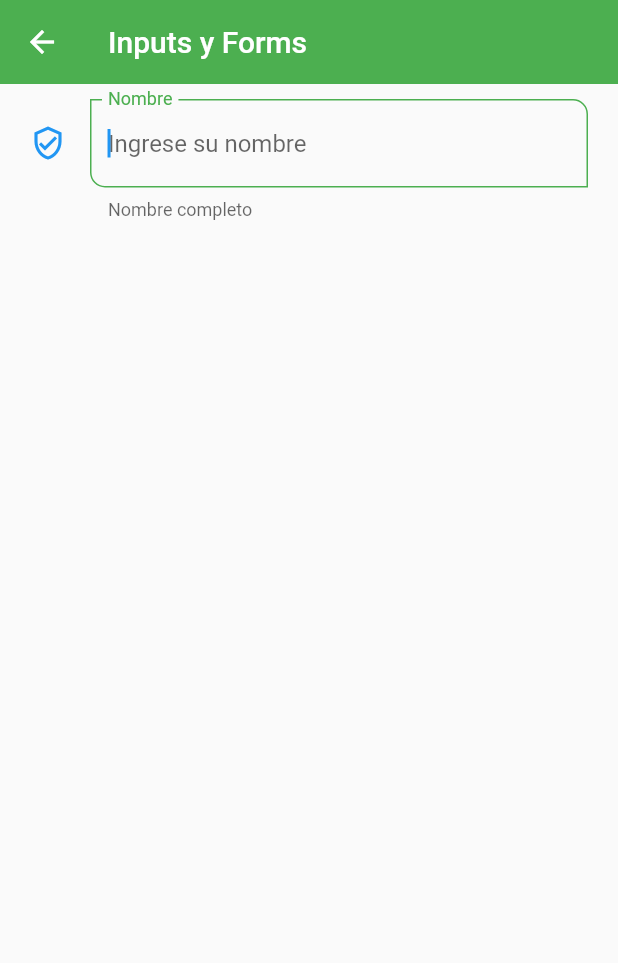
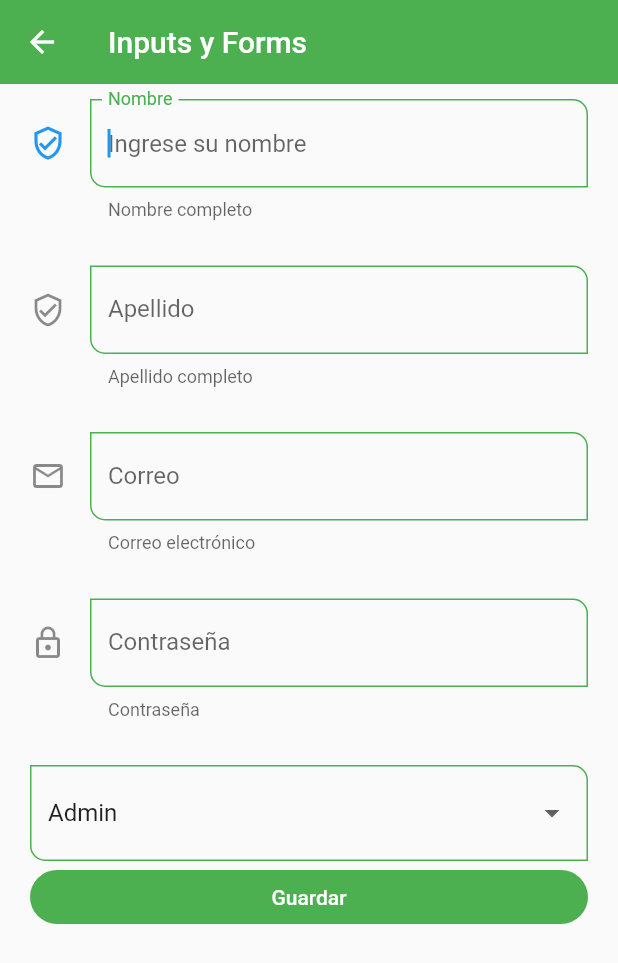
Before and after one commit to andrealopezpalomeque/components_flutter, a Flutter app: the InputsScreen screen opened by its route, on a phone screen of 412 x 824 dp. Shown: the top 963 px of the screen. Run offline on Flutter 3.47's test engine with Material 2 defaults, Android fonts, the phone set to English and light mode, and no system bars.

Commit message:
retreiving data from form

```diff
--- a/lib/screens/inputs_screen.dart
+++ b/lib/screens/inputs_screen.dart
@@ -6,14 +6,27 @@ class InputsScreen extends StatelessWidget {
 
   @override
   Widget build(BuildContext context) {
+    final GlobalKey<FormState> myFormKey = GlobalKey<FormState>();
+
+    final Map<String, String> formValues = {
+      'first_name': 'Andrea',
+      'last_name': 'Lopez',
+      'email': 'andrea@gmail.com',
+      'password': '123456',
+      'role': 'Admin'
+    };
+
     return Scaffold(
       appBar: AppBar(title: const Text('Inputs y Forms')),
-      body: const SingleChildScrollView(
+      body: SingleChildScrollView(
           child: Padding(
-              padding: EdgeInsets.symmetric(
+              padding: const EdgeInsets.symmetric(
                 horizontal: 20,
                 vertical: 10,
               ),
+              /* -------------------------------------------------FORMULARIO------------------------------------------------------------ */
+              child: Form(
+                  key: myFormKey,
                   child: Column(
                     children: [
                       CustomInputField(
@@ -21,9 +34,74 @@ class InputsScreen extends StatelessWidget {
                         labelText: 'Nombre',
                         helperText: 'Nombre completo',
                         icon: Icons.verified_user_outlined,
+                        formProperty: 'first_name',
+                        formValues: formValues,
                       ),
+                      const SizedBox(height: 30),
+                      CustomInputField(
+                        hintText: 'Apellido del usuario ',
+                        labelText: 'Apellido',
+                        helperText: 'Apellido completo',
+                        icon: Icons.verified_user_outlined,
+                        formProperty: 'last_name',
+                        formValues: formValues,
+                      ),
+                      const SizedBox(height: 30),
+                      CustomInputField(
+                        hintText: 'Ingrese su correo',
+                        labelText: 'Correo',
+                        helperText: 'Correo electrónico',
+                        icon: Icons.email_outlined,
+                        keyboardType: TextInputType.emailAddress,
+                        formProperty: 'email',
+                        formValues: formValues,
+                      ),
+                      const SizedBox(height: 30),
+                      CustomInputField(
+                        hintText: 'Ingrese su contraseña',
+                        labelText: 'Contraseña',
+                        helperText: 'Contraseña',
+                        icon: Icons.lock_outline,
+                        obscureText: true,
+                        formProperty: 'password',
+                        formValues: formValues,
+                      ),
+                      const SizedBox(height: 30),
+                      DropdownButtonFormField<String>(
+                        value: 'Admin',
+                        items: const [
+                          DropdownMenuItem(
+                              value: 'Admin', child: Text('Admin')),
+                          DropdownMenuItem(
+                              value: 'SuperUser', child: Text('SuperUser')),
+                          DropdownMenuItem(
+                              value: 'Developer', child: Text('Developer')),
+                          DropdownMenuItem(
+                              value: 'Jr. Developer',
+                              child: Text('Jr. Developer')),
                         ],
-              ))),
+                        onChanged: (value) {
+                          print('hola');
+                          formValues['role'] = value ?? 'Admin';
+                        },
+                      ),
+                      ElevatedButton(
+                          child: const SizedBox(
+                            width: double.infinity,
+                            child: Center(child: Text('Guardar')),
+                          ),
+                          onPressed: () {
+                            FocusScope.of(context).requestFocus(
+                                FocusNode()); // Ocultar el teclado
+
+                            if (!myFormKey.currentState!.validate()) {
+                              print('Formulario inválido');
+                            }
+
+                            print(formValues);
+                          })
+                    ],
+                  )))),
     );
   }
 }
--- a/lib/widgets/custom_input_field.dart
+++ b/lib/widgets/custom_input_field.dart
@@ -6,6 +6,11 @@ class CustomInputField extends StatelessWidget {
   final String? helperText;
   final IconData? icon;
   final IconData? suffixIcon;
+  final TextInputType? keyboardType;
+  final bool obscureText;
+
+  final String formProperty;
+  final Map<String, String> formValues;
 
   const CustomInputField({
     Key? key,
@@ -14,6 +19,10 @@ class CustomInputField extends StatelessWidget {
     this.helperText,
     this.icon,
     this.suffixIcon,
+    this.keyboardType,
+    this.obscureText = false,
+    required this.formProperty, // 'first_name'
+    required this.formValues, // {'first_name': 'Andrea'}
   }) : super(key: key);
 
   @override
@@ -22,7 +31,9 @@ class CustomInputField extends StatelessWidget {
       autofocus: true,
       initialValue: '',
       textCapitalization: TextCapitalization.words,
-      onChanged: (value) => print('value $value'),
+      keyboardType: keyboardType,
+      obscureText: obscureText,
+      onChanged: (value) => formValues[formProperty] = value,
       validator: (value) {
         if (value == null) return 'Ingrese un valor';
         return value.length < 3 ? 'Ingrese al menos 3 caracteres' : null;
```
Lines whose indentation alone changed are shown as unchanged.
